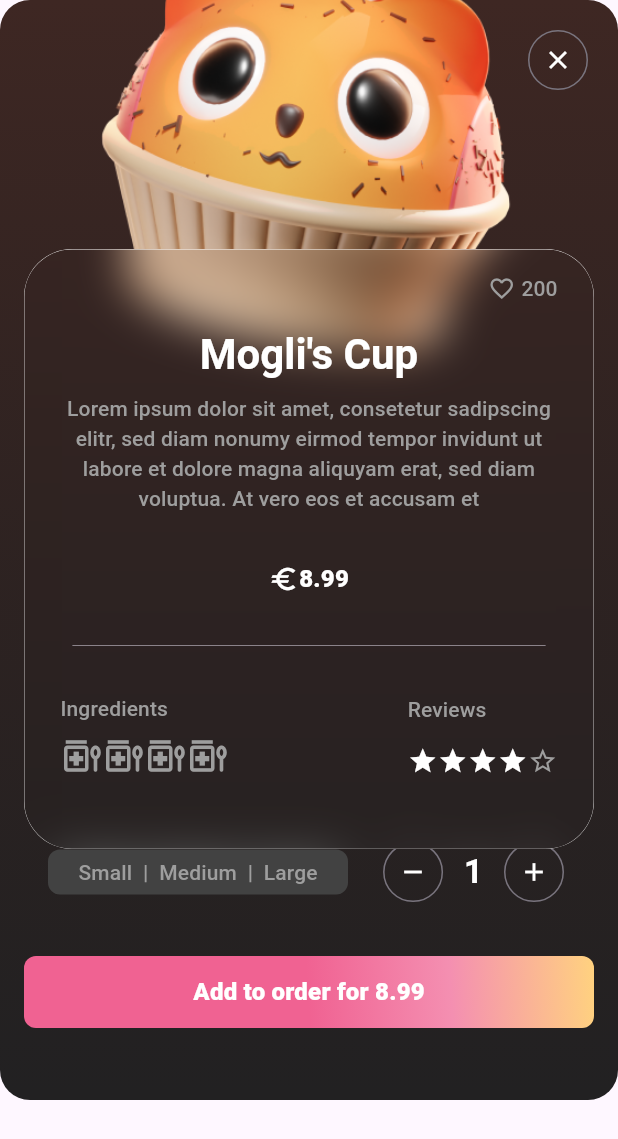
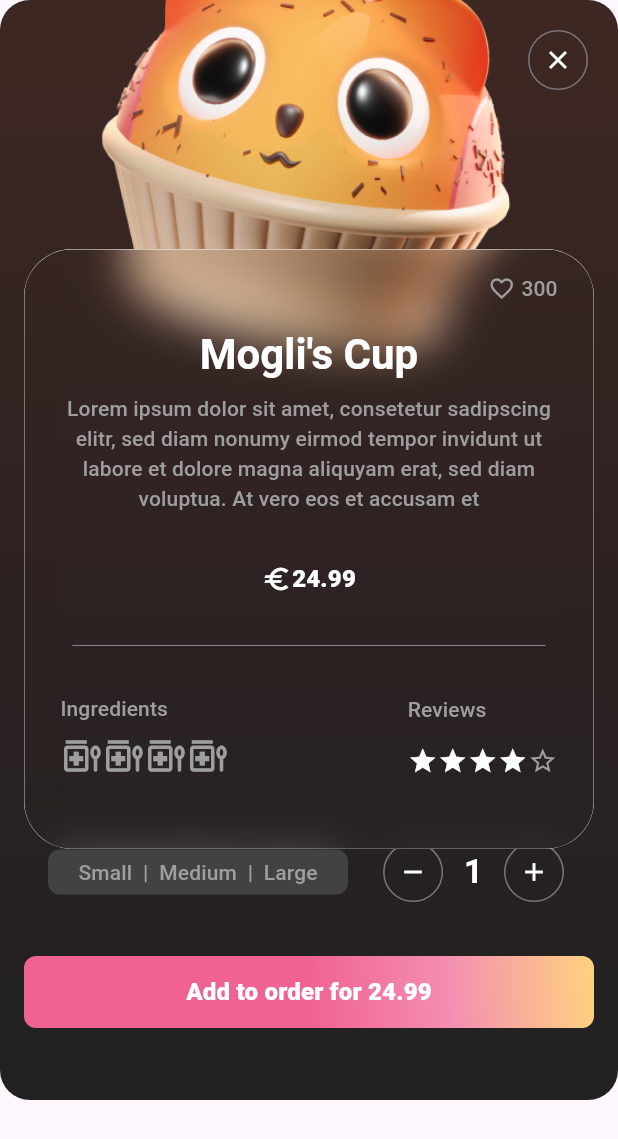
Before and after one commit to Sascha-create/jp_app_challenge, a Flutter app: the CustomBottomSheet widget shown alone on an empty page, opened directly with sample values from the repository, on a phone screen of 412 x 824 dp. Shown: the top 1139 px of the screen. Run offline on Flutter 3.47's test engine with Material 3 defaults, Android fonts, the phone set to English and light mode, and no system bars; our stand-ins replace glass.

Commit message:
hand over data to bottomsheet and bottomsheet descrpition

```diff
--- a/jp_app_challenge/lib/features/bottomsheet/custom_bottom_sheet.dart
+++ b/jp_app_challenge/lib/features/bottomsheet/custom_bottom_sheet.dart
@@ -9,12 +9,14 @@ import 'package:jp_app_challenge/widgets/top_card.dart';
 
 class CustomBottomSheet extends StatelessWidget {
   const CustomBottomSheet({
-    super.key, required this.dishItem,
+    super.key,
+    required this.dishItem,
   });
   final DishItem dishItem;
 
   @override
   Widget build(BuildContext context) {
+    DishItem currentItem = dishItem;
     return Container(
       height: MediaQuery.of(context).size.height * 0.89,
       decoration: BoxDecoration(
@@ -28,12 +30,12 @@ class CustomBottomSheet extends StatelessWidget {
           child: Padding(
         padding: const EdgeInsets.all(16.0),
         child: Stack(children: [
-          const Column(
+          Column(
             mainAxisAlignment: MainAxisAlignment.end,
             children: [
               Column(
                 children: [
-                  Padding(
+                  const Padding(
                     padding: EdgeInsets.symmetric(horizontal: 16.0),
                     child: Row(
                       mainAxisAlignment: MainAxisAlignment.spaceBetween,
@@ -41,9 +43,10 @@ class CustomBottomSheet extends StatelessWidget {
                     ),
                   ),
                   Padding(
-                    padding: EdgeInsets.symmetric(vertical: 32.0),
-                    child:
-                        FancyButton(width: 390, text: "Add to order for 8.99"),
+                    padding: const EdgeInsets.symmetric(vertical: 32.0),
+                    child: FancyButton(
+                        width: 390,
+                        text: "Add to order for ${currentItem.price}"),
                   ),
                 ],
               ),
@@ -56,7 +59,9 @@ class CustomBottomSheet extends StatelessWidget {
                 Container(
                     transform: Matrix4.translationValues(0, -140, 0),
                     child: Image.asset(dishItem.imagePath)),
-                const BottomSheetDescription(),
+                BottomSheetDescription(
+                  dishItem: currentItem,
+                ),
                 Positioned(
                   top: 0,
                   right: 0,
--- a/jp_app_challenge/lib/features/widgets/bottom_sheet_description.dart
+++ b/jp_app_challenge/lib/features/widgets/bottom_sheet_description.dart
@@ -3,11 +3,15 @@ import 'package:glass/glass.dart';
 import 'package:jp_app_challenge/dish_item.dart';
 
 class BottomSheetDescription extends StatelessWidget {
-  const BottomSheetDescription({super.key,});
-
+  const BottomSheetDescription({
+    super.key,
+    required this.dishItem,
+  });
+  final DishItem dishItem;
 
   @override
   Widget build(BuildContext context) {
+    DishItem currentItem = dishItem;
     return Positioned(
       bottom: -170,
       child: Container(
@@ -33,13 +37,13 @@ class BottomSheetDescription extends StatelessWidget {
                       size: 18,
                     ),
                   ),
-                  Text(style: Theme.of(context).textTheme.labelLarge, "200")
+                  Text(style: Theme.of(context).textTheme.labelLarge, "${currentItem.points}")
                 ],
               ),
             ),
             Text(
                 style: Theme.of(context).textTheme.headlineMedium,
-                "Mogli's Cup"),
+                currentItem.title),
             Padding(
               padding:
                   const EdgeInsets.symmetric(horizontal: 16.0, vertical: 8),
@@ -56,7 +60,7 @@ class BottomSheetDescription extends StatelessWidget {
                 mainAxisAlignment: MainAxisAlignment.center,
                 children: [
                   const Icon(Icons.euro),
-                  Text(style: Theme.of(context).textTheme.titleMedium, "8.99")
+                  Text(style: Theme.of(context).textTheme.titleMedium, "${currentItem.price}")
                 ],
               ),
             ),
--- a/jp_app_challenge/lib/widgets/dish_card.dart
+++ b/jp_app_challenge/lib/widgets/dish_card.dart
@@ -69,14 +69,20 @@ class DishCard extends StatelessWidget {
                         horizontal: 16.0, vertical: 10),
                     child: Row(
                       children: [
-                        const Icon(Icons.euro),
+                        const Padding(
+                          padding: EdgeInsets.only(right: 4.0),
+                          child: Icon(Icons.euro),
+                        ),
                         Text(
                             style: Theme.of(context).textTheme.titleSmall,
                             "${dishItem.price}"),
                         const Expanded(child: SizedBox()),
-                        const Icon(
-                          Icons.favorite_outline,
-                          color: Colors.grey,
+                        const Padding(
+                          padding: EdgeInsets.only(right: 4.0),
+                          child: Icon(
+                            Icons.favorite_outline,
+                            color: Colors.grey,
+                          ),
                         ),
                         Text(
                             style: Theme.of(context).textTheme.labelLarge,
```
